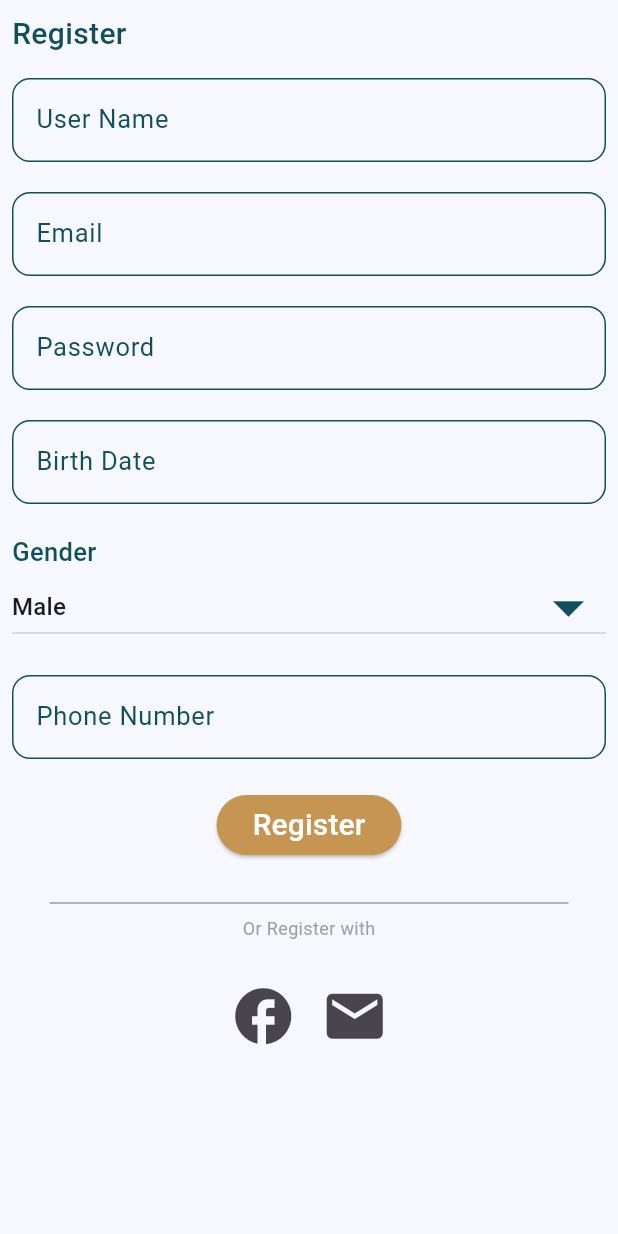
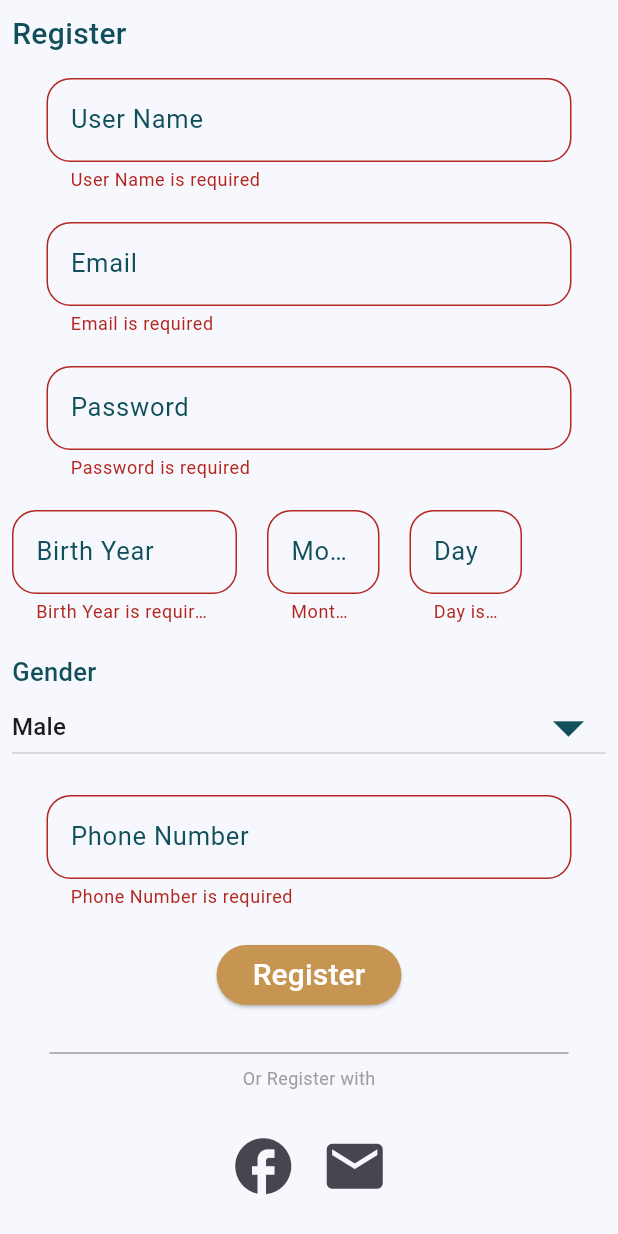
Before and after one commit to seniors007/SwapIt, a Flutter app: the RegisterView screen opened directly, after a tap on "Register", on a phone screen of 412 x 824 dp. Run offline on Flutter 3.47's test engine with Material 3 defaults, Android fonts, the phone set to English and light mode, and no system bars; drawn by our look-alikes of modal_progress_hud_nsn; our stand-ins replace bloc, dio, flutter_bloc, get, group_button, persistent_bottom_nav_bar; missing offline and left inert: flutter_paypal_payment.

Commit message:
finish register page with all required date from user

```diff
--- a/lib/core/widgets/custom_text_field.dart
+++ b/lib/core/widgets/custom_text_field.dart
@@ -3,21 +3,26 @@ import 'package:flutter/services.dart';
 import 'package:swapit/core/utils/constants.dart';
 
 class CustomTextField extends StatelessWidget {
-  const CustomTextField(
-      {super.key,
+  const CustomTextField({
+    super.key,
     required this.label,
     this.onChanged,
     this.keyboardType,
     this.hintText,
-      this.inputFormatters});
+    this.inputFormatters,
+    this.width,
+  });
   final TextInputType? keyboardType;
   final String label;
   final Function(String)? onChanged;
   final String? hintText;
   final List<TextInputFormatter>? inputFormatters;
+  final double? width;
   @override
   Widget build(BuildContext context) {
-    return TextFormField(
+    return SizedBox(
+      width: width ?? 350,
+      child: TextFormField(
         validator: (data) {
           if (data!.isEmpty) {
             return '$label is required';
@@ -46,6 +51,7 @@ class CustomTextField extends StatelessWidget {
           ),
         ),
         keyboardType: keyboardType,
+      ),
     );
   }
 }
--- a/lib/features/auth/presentation/manager/register_cubit/register_cubit.dart
+++ b/lib/features/auth/presentation/manager/register_cubit/register_cubit.dart
@@ -1,3 +1,4 @@
+import 'dart:developer';
 import 'package:bloc/bloc.dart';
 import 'package:flutter/material.dart';
 import 'package:meta/meta.dart';
@@ -10,13 +11,20 @@ class RegisterCubit extends Cubit<RegisterState> {
   Future<void> registerUser({
     required String userName,
     required String password,
+    required String email,
+    required String dateOfBirth,
+    required String gender,
+    required String phoneNumber,
   }) async {
     final dio.Dio _dio = dio.Dio();
     const String apiUrl = 'http://localhost:5204/api/users/create';
-    final Map<String, dynamic> data = {
+    final Map<String, dynamic> registerData = {
       "username": userName,
       "password": password,
-      "roleid": 'admin',
+      "email": email,
+      "dateOfBirth": dateOfBirth,
+      "gender": gender,
+      "phoneNumber": phoneNumber
     };
 
     emit(RegisterLoading());
@@ -24,7 +32,7 @@ class RegisterCubit extends Cubit<RegisterState> {
     try {
       final dio.Response response = await _dio.post(
         apiUrl,
-        data: data,
+        data: registerData,
         // options: dio.Options(
         //   contentType: dio.Headers.jsonContentType,
         // ),
@@ -32,14 +40,14 @@ class RegisterCubit extends Cubit<RegisterState> {
 
       if (response.statusCode == 200) {
         emit(RegisterSuccess());
-        debugPrint('Response: ${response.data}');
+        log('Response: ${response.data}');
       } else {
         emit(RegisterFailure(errMsg: 'Failed to register user'));
-        debugPrint('Failed with status code: ${response.statusCode}');
+        log('Failed with status code: ${response.statusCode}');
       }
     } catch (e) {
       emit(RegisterFailure(errMsg: 'This Account Already Exists'));
-      debugPrint('Error: $e');
+      log('Error: $e');
     }
   }
 }
--- a/lib/features/auth/presentation/views/widgets/register_view_body.dart
+++ b/lib/features/auth/presentation/views/widgets/register_view_body.dart
@@ -19,9 +19,19 @@ class RegisterViewBody extends StatefulWidget {
 }
 
 class _RegisterViewBodyState extends State<RegisterViewBody> {
-  String _dropdownvalue = 'Male';
+  String dropdownGendervalue = 'Male';
+
   GlobalKey<FormState> formKey = GlobalKey();
-  String? userName, password;
+
+  String? userName,
+      password,
+      email,
+      phoneNumber,
+      birthYear,
+      birthMonth,
+      dateOfBirth,
+      birthDay;
+
   bool isLoading = false;
 
   @override
@@ -79,7 +89,13 @@ class _RegisterViewBodyState extends State<RegisterViewBody> {
                           const SizedBox(
                             height: 20.0,
                           ),
-                          const CustomTextField(label: 'Email'),
+                          CustomTextField(
+                            label: 'Email',
+                            keyboardType: TextInputType.emailAddress,
+                            onChanged: (value) {
+                              email = value;
+                            },
+                          ),
                           const SizedBox(
                             height: 20.0,
                           ),
@@ -92,14 +108,46 @@ class _RegisterViewBodyState extends State<RegisterViewBody> {
                           const SizedBox(
                             height: 20.0,
                           ),
-                          const CustomTextField(label: 'Birth Date'),
+                          Row(
+                            children: [
+                              CustomTextField(
+                                label: 'Birth Year',
+                                width: 150,
+                                keyboardType: TextInputType.datetime,
+                                onChanged: (value) {
+                                  birthYear = value;
+                                },
+                              ),
+                              const SizedBox(
+                                width: 20,
+                              ),
+                              CustomTextField(
+                                label: 'Month',
+                                width: 75,
+                                keyboardType: TextInputType.datetime,
+                                onChanged: (value) {
+                                  birthMonth = value;
+                                },
+                              ),
+                              const SizedBox(
+                                width: 20,
+                              ),
+                              CustomTextField(
+                                label: 'Day',
+                                width: 75,
+                                keyboardType: TextInputType.datetime,
+                                onChanged: (value) {
+                                  birthDay = value;
+                                },
+                              ),
+                            ],
+                          ),
                           const SizedBox(
                             height: 20.0,
                           ),
                           const Row(
                             children: [
                               Text(
-                                textAlign: TextAlign.left,
                                 'Gender',
                                 style: TextStyle(
                                     color: kGreenColor,
@@ -111,11 +159,15 @@ class _RegisterViewBodyState extends State<RegisterViewBody> {
                           DropdownButton(
                             items: const [
                               DropdownMenuItem(
-                                  value: 'Male', child: Text('Male')),
+                                value: 'Male',
+                                child: Text('Male'),
+                              ),
                               DropdownMenuItem(
-                                  value: 'Female', child: Text('Female')),
+                                value: 'Female',
+                                child: Text('Female'),
+                              ),
                             ],
-                            value: _dropdownvalue,
+                            value: dropdownGendervalue,
                             onChanged: dropdownCallback,
                             iconSize: 50,
                             isExpanded: true,
@@ -125,7 +177,13 @@ class _RegisterViewBodyState extends State<RegisterViewBody> {
                           const SizedBox(
                             height: 20.0,
                           ),
-                          const CustomTextField(label: 'Phone Number'),
+                          CustomTextField(
+                            label: 'Phone Number',
+                            keyboardType: TextInputType.number,
+                            onChanged: (value) {
+                              phoneNumber = value;
+                            },
+                          ),
                           const SizedBox(
                             height: 20.0,
                           ),
@@ -134,13 +192,26 @@ class _RegisterViewBodyState extends State<RegisterViewBody> {
                             label: 'Register',
                             onPressed: () {
                               //when the app completed shold be activate
-                              // if (formKey.currentState!.validate()) {
-                              BlocProvider.of<RegisterCubit>(context)
-                                  .registerUser(
-                                userName: userName!,
-                                password: password!,
-                              );
-                              // }
+                              if (formKey.currentState!.validate()) {
+                                if (birthYear != null &&
+                                    birthMonth != null &&
+                                    birthDay != null) {
+                                  int year = int.parse(birthYear!);
+                                  int month = int.parse(birthMonth!);
+                                  int day = int.parse(birthDay!);
+                                  DateTime date = DateTime(year, month, day);
+                                  dateOfBirth = date.toIso8601String();
+                                }
+                                BlocProvider.of<RegisterCubit>(context)
+                                    .registerUser(
+                                  userName: userName!,
+                                  password: password!,
+                                  email: email!,
+                                  dateOfBirth: dateOfBirth!,
+                                  gender: dropdownGendervalue,
+                                  phoneNumber: phoneNumber!,
+                                );
+                              }
                             },
                           ),
                           const SizedBox(
@@ -172,41 +243,10 @@ class _RegisterViewBodyState extends State<RegisterViewBody> {
     );
   }
 
-  // void postData() async {
-  //   Dio dio = Dio();
-  //   String url = 'http://127.0.0.1:5204/api/users/create';
-
-  //   Map<String, dynamic> data = {
-  //     "username": "pppppp",
-  //     "password": "To@@ma\$1",
-  //     "roleid": "admin"
-  //   };
-  //   try {
-  //     Response response = await dio.post(
-  //       url,
-  //       data: data,
-  //       options: Options(
-  //         contentType: Headers.jsonContentType,
-  //       ),
-  //     );
-
-  //     if (response.statusCode == 200) {
-  //       debugPrint('request successful');
-  //       print(response.data);
-  //     } else {
-  //       // Request failed with non-200 status code
-  //       print('Request failed with status: ${response.statusCode}');
-  //     }
-  //   } catch (e) {
-  //     // Error occurred during request
-  //     print('Error: $e');
-  //   }
-  // }
-
   void dropdownCallback(String? selectedValue) {
     if (selectedValue is String) {
       setState(() {
-        _dropdownvalue = selectedValue;
+        dropdownGendervalue = selectedValue;
       });
     }
   }
--- a/lib/features/home/presentation/views/home_view.dart
+++ b/lib/features/home/presentation/views/home_view.dart
@@ -12,7 +12,6 @@ import 'package:swapit/features/services/presentation/views/services_page.dart';
 
 class Homeview extends StatefulWidget {
   const Homeview({Key? key}) : super(key: key);
-  static String id = 'HomePage';
 
   @override
   State<Homeview> createState() => _HomeviewState();
--- a/lib/features/profile/presentation/views/widgets/add_service_view_body.dart
+++ b/lib/features/profile/presentation/views/widgets/add_service_view_body.dart
@@ -11,7 +11,7 @@ class AddServiceViewBody extends StatefulWidget {
 }
 
 class _AddServiceViewBodyState extends State<AddServiceViewBody> {
-  String _dropdownvalue = 'Decoration';
+  String _dropdownvalue = 'Category';
   Dio dio = Dio();
 
   @override
@@ -62,11 +62,17 @@ class _AddServiceViewBodyState extends State<AddServiceViewBody> {
                 DropdownButton(
                   items: const [
                     DropdownMenuItem(
-                        value: 'Decoration', child: Text('Decoration')),
+                      value: 'Decoration',
+                      child: Text('Decoration'),
+                    ),
                     DropdownMenuItem(
-                        value: 'Elictrical', child: Text('Elictrical')),
+                      value: 'Elictrical',
+                      child: Text('Elictrical'),
+                    ),
                     DropdownMenuItem(
-                        value: 'Cleaning', child: Text('Cleaning')),
+                      value: 'Cleaning',
+                      child: Text('Cleaning'),
+                    ),
                   ],
                   value: _dropdownvalue,
                   onChanged: dropdownCallback,
```
Lines whose indentation alone changed are shown as unchanged.
